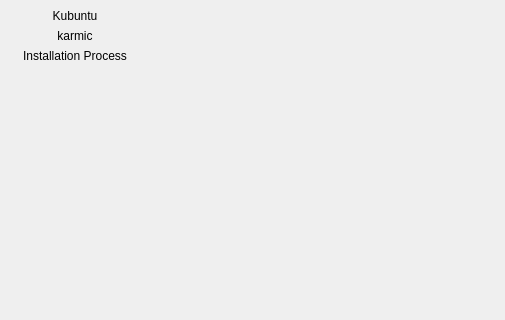
First picture: the form in gui/qt/app.ui, repository netrunner-kubuntu-legacy/ubiquity, before the edit; both pictures show x 0 to 505 and y 0 to 320 of the 505 by 534 pixel window.
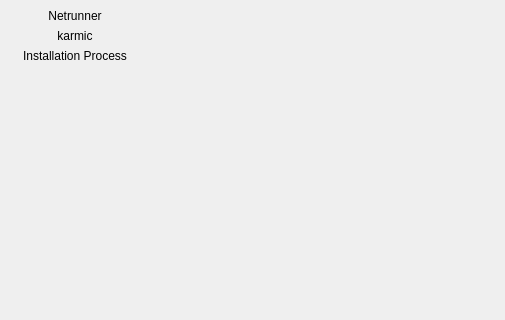
Second picture: the form after the edit.

Diff of the .ui file:
```diff
--- a/gui/qt/app.ui
+++ b/gui/qt/app.ui
@@ -112,7 +112,7 @@
           <item>
            <widget class="QLabel" name="distro_name_label">
             <property name="text">
-             <string>Kubuntu</string>
+                   <string>Netrunner</string>
             </property>
             <property name="scaledContents">
              <bool>false</bool>
```
